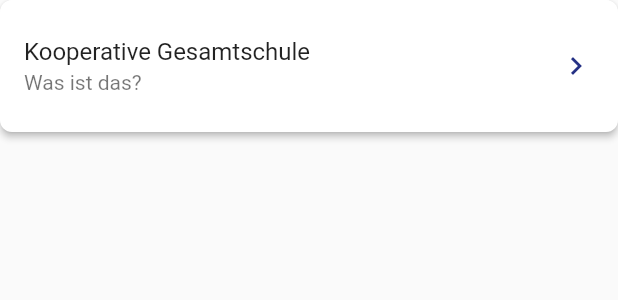
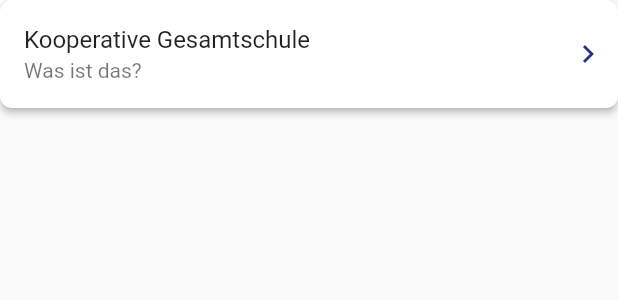
Before and after one commit to k0ncode/sar, a Flutter app: the ArticleCard widget shown alone on an empty page, opened directly, on a phone screen of 412 x 824 dp. Shown: the top 300 px of the screen. Run offline on Flutter 3.47's test engine with Material 2 defaults, Android fonts, the phone set to English and light mode, and no system bars; our stand-ins replace cached_network_image, package_info; network calls fail.

Commit message:
second try opencontainer animation

```diff
--- a/sar/lib/design/widgets/article_card_widget.dart
+++ b/sar/lib/design/widgets/article_card_widget.dart
@@ -2,11 +2,7 @@ import 'package:flutter/material.dart';
 import 'package:animations/animations.dart';
 import 'package:sar/design/theme.dart';
 
-/*
-- komplettes Widget neubauen
-- Splash nicht so wichtig, sieht man eh nicht
-- Wie die width von OpenContainer ändern?
-*/
+// TODO: Abstand zwischen Widgets verkleinern, Oben und unten ein bisschen Platz hinzufügen
 
 class ArticleCard extends StatelessWidget {
   final String title; // Überschrift der Card
@@ -17,52 +13,99 @@ class ArticleCard extends StatelessWidget {
 
   @override
   Widget build(BuildContext context) {
-    return Column(
-      children: [
-        OpenContainer(
-          closedBuilder: (context, openPage) => InkWell(
-            child: Stack(
-              children: [
-                Column(
-                  mainAxisSize: MainAxisSize.min,
-                  children: [
-                    SizedBox(height: 8),
-                    ListTile(
-                      title: Text(title),
-                      subtitle: Text(text),
-                      trailing: Icon(Icons.chevron_right, color: sarBlue),
-                    ),
-                    if (imageIndex.isNotEmpty)
-                      Column(children: [
-                        SizedBox(height: 8),
-                        Ink(
-                          height: 225,
-                          width: double.infinity,
-                          decoration: BoxDecoration(
-                            image: DecorationImage(
-                              image: AssetImage("assets/image" + imageIndex + ".jpg"),
-                              fit: BoxFit.fitWidth,
-                              alignment: Alignment.bottomCenter,
-                            ),
-                            borderRadius: BorderRadius.only(bottomLeft: Radius.circular(8), bottomRight: Radius.circular(8)),
-                          ),
-                        ),
-                      ])
-                    else
-                      SizedBox(height: 8),
-                  ],
+    return Padding(
+      child: OpenContainer(
+        closedBuilder: (context, openPage()) => Container(
+          width: double.infinity,
+          child: Row(
+            children: [
+              if (imageIndex.isNotEmpty)
+                Image.asset(
+                  "assets/image" + imageIndex + ".jpg",
+                  width: 112,
+                  height: 112,
+                  fit: BoxFit.cover,
                 ),
-              ],
-            ),
-            onTap: () => openPage(),
-            borderRadius: BorderRadius.circular(8),
+              Expanded(
+                child: ListTile(
+                  title: Text(title),
+                  subtitle: Text(
+                    text,
+                    overflow: TextOverflow.ellipsis,
+                    maxLines: (imageIndex.isNotEmpty) ? 3 : 1,
+                  ),
+                ),
+              ),
+              Icon(Icons.keyboard_arrow_right, color: sarBlue),
+              SizedBox(width: 8),
+            ],
           ),
-          closedShape: RoundedRectangleBorder(borderRadius: BorderRadius.circular(8)),
-          closedElevation: 2,
-          openBuilder: (context, openPage) => article,
         ),
-        SizedBox(height: 16),
-      ],
+        closedElevation: 2,
+        closedShape: RoundedRectangleBorder(borderRadius: BorderRadius.circular(8)),
+        openBuilder: (context, openPage()) => article,
+      ),
+      padding: const EdgeInsets.only(bottom: 16),
     );
   }
 }
+
+
+// class ArticleCard extends StatelessWidget {
+//   final String title; // Überschrift der Card
+//   final String text; // Text der Card
+//   final String imageIndex; // Bild der Card (optinal)
+//   final Widget article; // Seite zu der der "Weiterlesen"-Button führen soll
+//   const ArticleCard({this.title = "Titel", this.text = "Text...", this.imageIndex = "", required this.article});
+
+//   @override
+//   Widget build(BuildContext context) {
+//     return Column(
+//       children: [
+//         OpenContainer(
+//           closedBuilder: (context, openPage) => InkWell(
+//             child: Stack(
+//               children: [
+//                 Column(
+//                   mainAxisSize: MainAxisSize.min,
+//                   children: [
+//                     SizedBox(height: 8),
+//                     ListTile(
+//                       title: Text(title),
+//                       subtitle: Text(text),
+//                       trailing: Icon(Icons.chevron_right, color: sarBlue),
+//                     ),
+//                     if (imageIndex.isNotEmpty)
+//                       Column(children: [
+//                         SizedBox(height: 8),
+//                         Ink(
+//                           height: 225,
+//                           width: double.infinity,
+//                           decoration: BoxDecoration(
+//                             image: DecorationImage(
+//                               image: AssetImage("assets/image" + imageIndex + ".jpg"),
+//                               fit: BoxFit.fitWidth,
+//                               alignment: Alignment.bottomCenter,
+//                             ),
+//                             borderRadius: BorderRadius.only(bottomLeft: Radius.circular(8), bottomRight: Radius.circular(8)),
+//                           ),
+//                         ),
+//                       ])
+//                     else
+//                       SizedBox(height: 8),
+//                   ],
+//                 ),
+//               ],
+//             ),
+//             onTap: () => openPage(),
+//             borderRadius: BorderRadius.circular(8),
+//           ),
+//           closedShape: RoundedRectangleBorder(borderRadius: BorderRadius.circular(8)),
+//           closedElevation: 2,
+//           openBuilder: (context, openPage) => article,
+//         ),
+//         SizedBox(height: 16),
+//       ],
+//     );
+//   }
+// }
```
